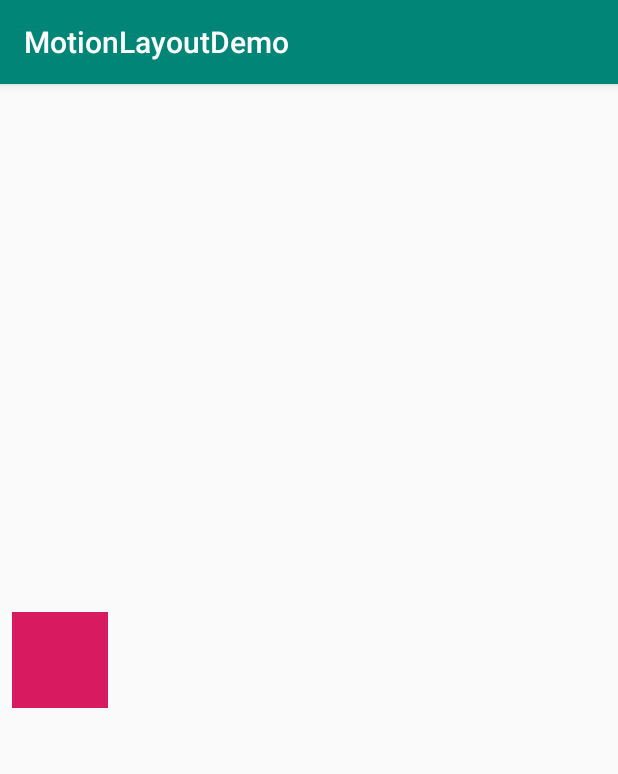
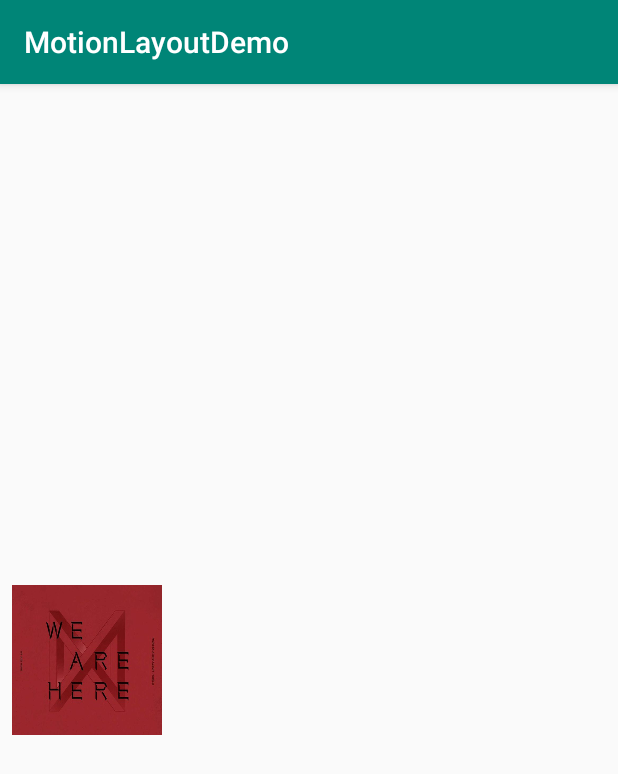
Before and after one commit to ManuelaFlores/MotionLayoutDemo, an Android app: the screen it shows after launch (MainActivity), on a phone screen of 412 x 824 dp. Shown: the top 774 px of the screen. Run offline under Robolectric (Android 15) with nearby library versions, the phone set to English and light mode, and no system bars.

Commit message:
third sample :art:

```diff
--- a/app/src/main/java/com/manuflowers/motionlayoutdemo/MainActivity.kt
+++ b/app/src/main/java/com/manuflowers/motionlayoutdemo/MainActivity.kt
@@ -16,7 +16,7 @@
 
     override fun onCreate(savedInstanceState: Bundle?) {
         super.onCreate(savedInstanceState)
-        setContentView(R.layout.motion_01_basic)
+        setContentView(R.layout.motion_04_imagefilter)
 
 
 
--- /dev/null
+++ b/app/src/main/res/layout/motion_04_imagefilter.xml
@@ -0,0 +1,19 @@
+<?xml version="1.0" encoding="utf-8"?>
+<androidx.constraintlayout.motion.widget.MotionLayout
+        xmlns:android="http://schemas.android.com/apk/res/android"
+        xmlns:tools="http://schemas.android.com/tools"
+        xmlns:app="http://schemas.android.com/apk/res-auto"
+        android:id="@+id/motionLayout"
+        app:layoutDescription="@xml/scene_04"
+        android:layout_width="match_parent"
+        android:layout_height="match_parent">
+
+    <androidx.constraintlayout.utils.widget.ImageFilterView
+            android:id="@+id/image"
+            android:background="@color/colorAccent"
+            android:src="@drawable/monsta1"
+            app:altSrc="@drawable/monsta2"
+            android:layout_width="64dp"
+            android:layout_height="64dp"/>
+
+</androidx.constraintlayout.motion.widget.MotionLayout>
--- /dev/null
+++ b/app/src/main/res/xml/scene_04.xml
@@ -0,0 +1,46 @@
+<?xml version="1.0" encoding="utf-8"?>
+<MotionScene xmlns:android="http://schemas.android.com/apk/res/android"
+             xmlns:motion="http://schemas.android.com/apk/res-auto">
+
+    <Transition
+            motion:constraintSetEnd="@+id/end"
+            motion:constraintSetStart="@+id/start"
+            motion:duration="1000"
+            motion:interpolator="linear">
+        <OnSwipe
+                motion:dragDirection="dragRight"
+                motion:touchAnchorId="@+id/image"
+                motion:touchAnchorSide="right" />
+    </Transition>
+
+    <ConstraintSet android:id="@+id/start">
+        <Constraint
+                android:id="@+id/image"
+                android:layout_width="100dp"
+                android:layout_height="100dp"
+                android:layout_marginStart="8dp"
+                motion:layout_constraintBottom_toBottomOf="parent"
+                motion:layout_constraintStart_toStartOf="parent"
+                motion:layout_constraintTop_toTopOf="parent">
+            <CustomAttribute
+                    motion:attributeName="crossfade"
+                    motion:customFloatValue="0" />
+        </Constraint>
+    </ConstraintSet>
+
+    <ConstraintSet android:id="@+id/end">
+        <Constraint
+                android:id="@+id/image"
+                android:layout_width="100dp"
+                android:layout_height="100dp"
+                android:layout_marginEnd="8dp"
+                motion:layout_constraintBottom_toBottomOf="parent"
+                motion:layout_constraintEnd_toEndOf="parent"
+                motion:layout_constraintTop_toTopOf="parent">
+            <CustomAttribute
+                    motion:attributeName="crossfade"
+                    motion:customFloatValue="1" />
+        </Constraint>
+    </ConstraintSet>
+
+</MotionScene>
```
Also changed, not shown: app/src/main/res/drawable/monsta1.jpg (added), app/src/main/res/drawable/monsta2.jpg (added).
